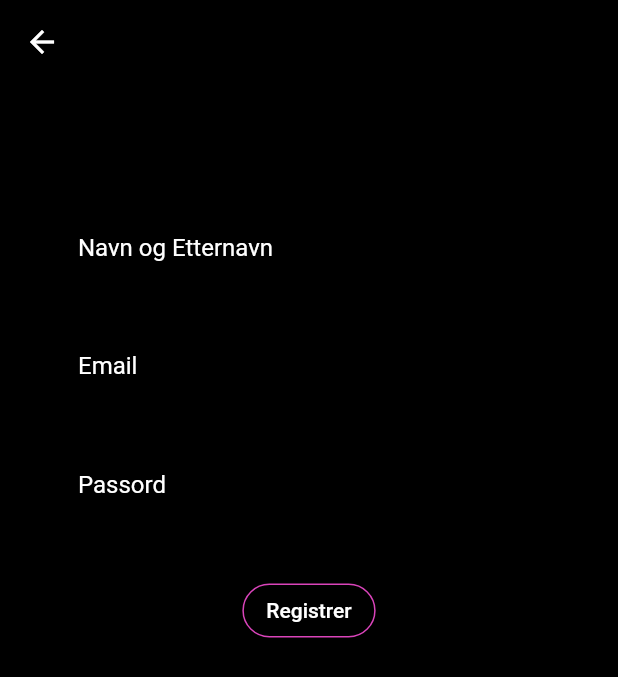
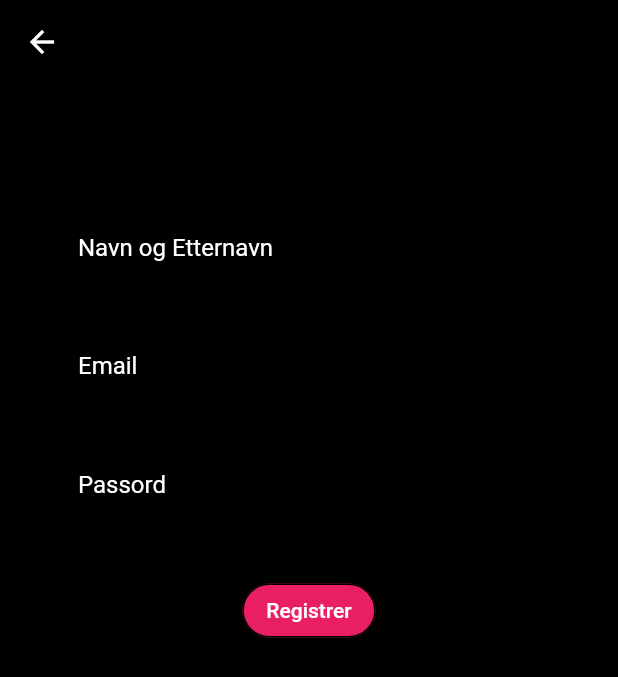
Before and after one commit to damirmedakovic/snipp, a Flutter app: the screen it shows after launch, after a tap on "Registrer", on a phone screen of 412 x 824 dp. Shown: the top 677 px of the screen. Run offline on Flutter 3.47's test engine with Material 2 defaults, Android fonts, the phone set to English and light mode, and no system bars; our stand-ins replace carousel_slider, cloud_firestore, firebase_auth, firebase_core, shimmer; missing offline and left inert: dart:html; accounts and stored records are empty.

```diff
--- a/lib/screens/SignUpScreen.dart
+++ b/lib/screens/SignUpScreen.dart
@@ -22,7 +22,7 @@ class _SignUpScreenState extends State<SignUpScreen> {
   @override
   Widget build(BuildContext context) {
     return Scaffold(
-        resizeToAvoidBottomInset: false,
+        resizeToAvoidBottomInset: true,
         backgroundColor: Colors.black,
         appBar: AppBar(
           elevation: 0.0,
@@ -31,7 +31,15 @@ class _SignUpScreenState extends State<SignUpScreen> {
             color: Colors.white, //change your color here
           ),
         ),
-        body: SingleChildScrollView(
+        body: GestureDetector(
+          onTap: () {
+            FocusScopeNode currentFocus = FocusScope.of(context);
+            if (!currentFocus.hasPrimaryFocus &&
+                currentFocus.focusedChild != null) {
+              currentFocus.focusedChild.unfocus();
+            }
+          },
+          child: SingleChildScrollView(
             child: Container(
                 padding: EdgeInsets.symmetric(vertical: 80, horizontal: 40),
                 child: Form(
@@ -39,7 +47,8 @@ class _SignUpScreenState extends State<SignUpScreen> {
                     child: Column(
                       children: <Widget>[
                         TextFormField(
-                    validator: (val) => val.isEmpty ? "Hva er navnet ditt?" : null,
+                          validator: (val) =>
+                              val.isEmpty ? "Hva er navnet ditt?" : null,
                           onChanged: (val) {
                             setState(() {
                               fullName = val;
@@ -68,7 +77,9 @@ class _SignUpScreenState extends State<SignUpScreen> {
                         SizedBox(height: 20),
                         TextFormField(
                           validator: (val) {
-                      bool emailValid = RegExp(r"^[a-zA-Z0-9.a-zA-Z0-9.!#$%&'*+-/=?^_`{|}~]+@[a-zA-Z0-9]+\.[a-zA-Z]+").hasMatch(val);
+                            bool emailValid = RegExp(
+                                    r"^[a-zA-Z0-9.a-zA-Z0-9.!#$%&'*+-/=?^_`{|}~]+@[a-zA-Z0-9]+\.[a-zA-Z]+")
+                                .hasMatch(val);
                             if (emailValid) {
                               return null;
                             } else {
@@ -104,7 +115,9 @@ class _SignUpScreenState extends State<SignUpScreen> {
                           height: 20,
                         ),
                         TextFormField(
-                    validator: (val) => val.length < 6 ? "Passordet må være minst 6 bokstaver langt" : null,
+                          validator: (val) => val.length < 6
+                              ? "Passordet må være minst 6 bokstaver langt"
+                              : null,
                           onChanged: (val) {
                             setState(() {
                               password = val;
@@ -135,40 +148,38 @@ class _SignUpScreenState extends State<SignUpScreen> {
                         RaisedButton(
                           shape: RoundedRectangleBorder(
                               side: BorderSide(
-                            color: Color(0xffDA44bb),
-                            width: 1,
-                            style: BorderStyle.solid),
+                                  width: 1, style: BorderStyle.solid),
                               borderRadius: BorderRadius.circular(50)),
-                    color: Colors.black,
+                          color: Colors.pink,
                           child: Text(
                             "Registrer",
                             style: TextStyle(color: Colors.white),
                           ),
                           onPressed: () async {
+                            if (_formKey.currentState.validate()) {
+                              dynamic result =
+                                  await _auth.registerWithEmailAndPassword(
+                                      email, password);
 
-                      if(_formKey.currentState.validate()) {
-
-                        dynamic result = await _auth.registerWithEmailAndPassword(email, password);
-
-                        if(result == null) {
+                              if (result == null) {
                                 setState(() {
-                            error = "En feil oppstod, kunne ikke registrere ny bruker.";
+                                  error =
+                                      "En feil oppstod, kunne ikke registrere ny bruker.";
                                 });
-
                               }
-
                             } else {
                               setState(() {
                                 error = "Noen felt er ikke fylt ut riktig";
                               });
                             }
-
                           },
                         ),
                         SizedBox(height: 14.0),
-                  Text(error, style: TextStyle(color: Colors.red, fontSize: 12.0))
+                        Text(error,
+                            style: TextStyle(color: Colors.red, fontSize: 12.0))
                       ],
                     ))),
+          ),
         ));
   }
 }
--- a/lib/screens/WelcomeScreen.dart
+++ b/lib/screens/WelcomeScreen.dart
@@ -21,8 +21,8 @@ class _WelcomeScreenState extends State<WelcomeScreen> {
   }
 
   void _navigateToVipSignUp() {
-    Navigator.of(context).push(
-        MaterialPageRoute(builder: (BuildContext context) => VipSignUpScreen()));
+    Navigator.of(context).push(MaterialPageRoute(
+        builder: (BuildContext context) => VipSignUpScreen()));
   }
 
   final Shader linearGradient = LinearGradient(
@@ -42,10 +42,16 @@ class _WelcomeScreenState extends State<WelcomeScreen> {
           crossAxisAlignment: CrossAxisAlignment.end,
           children: [
             Shimmer.fromColors(
-              baseColor: Color(0xff7f00ff),
+              baseColor: Colors.pink,
               highlightColor: Color(0xffe100ff),
-              child: Text("Snipp", style: TextStyle(
-                  fontSize: 80, fontWeight: FontWeight.bold, fontFamily: 'Pacifico'),),)
+              child: Text(
+                "Snipp",
+                style: TextStyle(
+                    fontSize: 80,
+                    fontWeight: FontWeight.bold,
+                    fontFamily: 'Pacifico'),
+              ),
+            )
           ],
         ))),
         Expanded(
@@ -56,14 +62,13 @@ class _WelcomeScreenState extends State<WelcomeScreen> {
               RaisedButton(
                   shape: RoundedRectangleBorder(
                       side: BorderSide(
-                          color: Color(0xffDA44bb),
                           width: 1,
                           style: BorderStyle.solid),
                       borderRadius: BorderRadius.circular(50)),
                   onPressed: () {
                     _navigateToLogin();
                   },
-                  color: Colors.black,
+                  color: Colors.pink,
                   child: Padding(
                     padding: EdgeInsets.all(15.0),
                     child:
@@ -72,11 +77,10 @@ class _WelcomeScreenState extends State<WelcomeScreen> {
               RaisedButton(
                   shape: RoundedRectangleBorder(
                       side: BorderSide(
-                          color: Color(0xffDA44bb),
                           width: 1,
                           style: BorderStyle.solid),
                       borderRadius: BorderRadius.circular(50)),
-                  color: Colors.black,
+                  color: Colors.pink,
                   onPressed: () {
                     _navigateToSignUp();
                   },
```
Also changed, not shown: lib/screens/DiscoverScreen.dart (+89 -34 lines), lib/screens/HomeUserScreen.dart (+5 -12 lines), lib/screens/LoginScreen.dart (+12 -5 lines), lib/services/database.dart (added, +27 -0 lines). Lines whose indentation alone changed are shown as unchanged.
